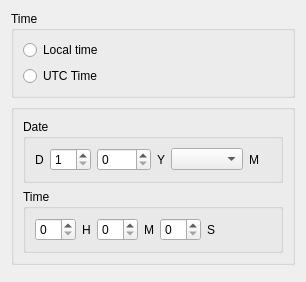
Before: the Qt Designer form ctimedialog.ui in PavelMr/skytechx, drawn with Qt 5.
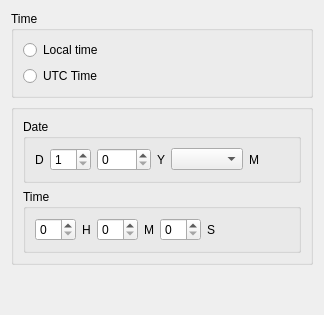
After: the same form once the commit is applied.

What changed in the file:
```diff
--- a/ctimedialog.ui
+++ b/ctimedialog.ui
@@ -6,8 +6,8 @@
    <rect>
     <x>0</x>
     <y>0</y>
-    <width>306</width>
-    <height>282</height>
+    <width>324</width>
+    <height>315</height>
    </rect>
   </property>
   <property name="windowTitle">
@@ -15,12 +15,16 @@
   </property>
   <layout class="QVBoxLayout" name="verticalLayout_5">
    <item>
+    <layout class="QVBoxLayout" name="verticalLayout_9">
+     <item>
     <widget class="QGroupBox" name="groupBox">
      <property name="title">
       <string>Time</string>
      </property>
      <layout class="QVBoxLayout" name="verticalLayout_3">
       <item>
+         <layout class="QVBoxLayout" name="verticalLayout_6">
+          <item>
        <widget class="QRadioButton" name="radioButton">
         <property name="text">
          <string>Local time</string>
@@ -35,6 +39,8 @@
        </widget>
       </item>
      </layout>
+        </item>
+       </layout>
     </widget>
    </item>
    <item>
@@ -44,6 +50,8 @@
      </property>
      <layout class="QVBoxLayout" name="verticalLayout_4">
       <item>
+         <layout class="QVBoxLayout" name="verticalLayout_7">
+          <item>
        <widget class="QGroupBox" name="groupBox_3">
         <property name="title">
          <string>Date</string>
@@ -197,7 +205,11 @@
        </widget>
       </item>
      </layout>
-    </widget>
+        </item>
+       </layout>
+      </widget>
+     </item>
+    </layout>
    </item>
    <item>
     <spacer name="verticalSpacer">
```
Lines whose indentation alone changed are shown as unchanged.
